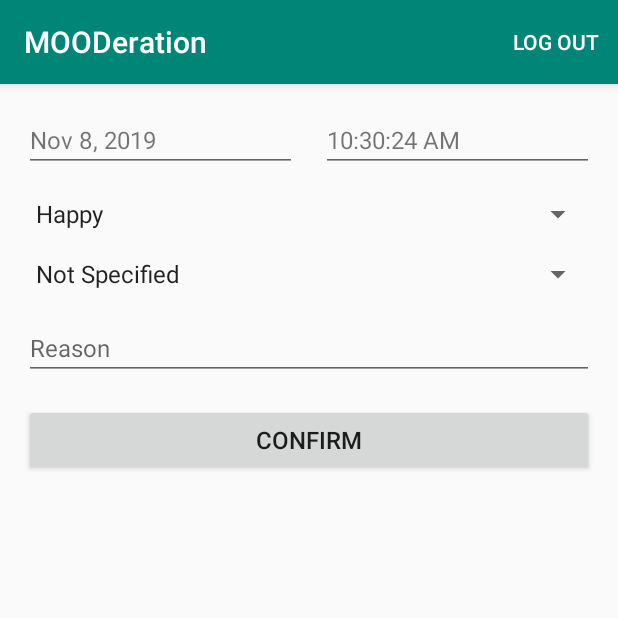
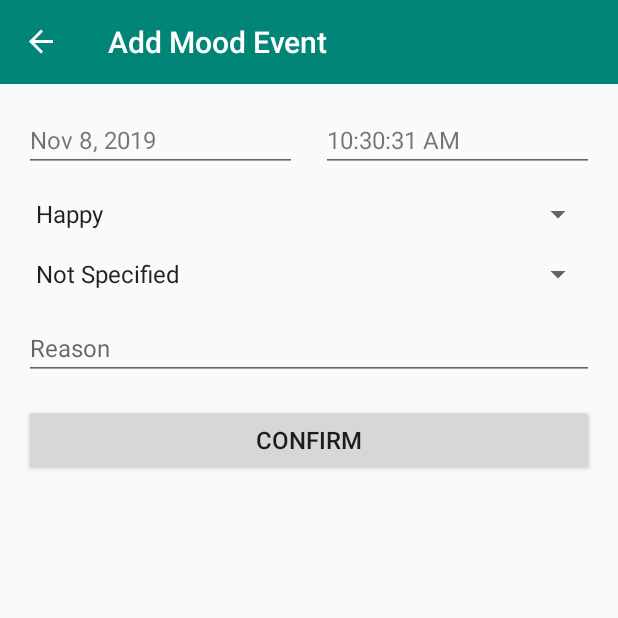
Before and after one commit to CMPUT301F19T34/MOODeration, an Android app: the AddMoodEventFragment screen opened through its navigation route, on a phone screen of 412 x 824 dp, the top half of it. Run offline under Robolectric (Android 15) with nearby library versions, the phone set to English and light mode, and no system bars; our stand-ins replace Firebase (no records; nobody signed in at launch, a user with empty details on screens opened directly), navigation-ui.

Commit message:
Update with nav bar

```diff
--- a/app/src/main/java/com/example/mooderation/ExpandableListDataPump.java
+++ b/app/src/main/java/com/example/mooderation/ExpandableListDataPump.java
@@ -1,12 +1,8 @@
 package com.example.mooderation;
-
-import androidx.lifecycle.LiveData;
-import androidx.lifecycle.ViewModelProviders;
 
 import com.example.mooderation.backend.DateComparator;
 
 import java.util.ArrayList;
-import java.util.HashMap;
 import java.util.List;
 import java.util.TreeMap;
 
--- a/app/src/main/java/com/example/mooderation/MainActivity.java
+++ b/app/src/main/java/com/example/mooderation/MainActivity.java
@@ -1,20 +1,27 @@
 package com.example.mooderation;
+
 import android.content.Intent;
 import android.os.Bundle;
-import android.util.Log;
-import android.view.Menu;
-import android.view.MenuInflater;
 import android.view.MenuItem;
 import android.widget.Toast;
 
 import androidx.annotation.NonNull;
 import androidx.appcompat.app.AppCompatActivity;
+import androidx.appcompat.widget.Toolbar;
+import androidx.drawerlayout.widget.DrawerLayout;
 import androidx.lifecycle.ViewModelProviders;
+import androidx.navigation.NavController;
+import androidx.navigation.Navigation;
+import androidx.navigation.ui.AppBarConfiguration;
+import androidx.navigation.ui.NavigationUI;
 
-import com.google.firebase.auth.FirebaseAuth;
 import com.example.mooderation.auth.firebase.FirebaseAuthenticator;
 import com.example.mooderation.auth.ui.LoginActivity;
+import com.google.android.material.navigation.NavigationView;
 import com.google.firebase.auth.FirebaseAuth;
+
+import java.util.HashSet;
+import java.util.Set;
 
 /**
  * The applications main activity.
@@ -24,43 +31,91 @@ import com.google.firebase.auth.FirebaseAuth;
 public class MainActivity extends AppCompatActivity {
     public final int REQUEST_AUTHENTICATE = 0;
 
-    MoodHistoryViewModel moodHistoryViewModel;
+    private ParticipantViewModel participantViewModel;
+    private MoodHistoryViewModel moodHistoryViewModel;
+
+    private DrawerLayout drawerLayout;
+    private Toolbar toolbar;
+    private NavigationView navigationView;
 
     @Override
     protected void onCreate(Bundle savedInstanceState) {
         super.onCreate(savedInstanceState);
         setContentView(R.layout.activity_main);
-      moodHistoryViewModel = ViewModelProviders.of(this).get(MoodHistoryViewModel.class);
+
+        NavController navController = Navigation.findNavController(this, R.id.nav_host_fragment);
+        DrawerLayout drawerLayout = findViewById(R.id.drawer_layout);
+        Toolbar toolbar = findViewById(R.id.toolbar);
+
+        setSupportActionBar(toolbar);
+
+        // these are the top level fragments of the application
+        // the top app bar will open the navigation drawer for these fragments
+        // other fragments will show a back button
+        Set<Integer> topLevelFragments = new HashSet<>();
+        topLevelFragments.add(R.id.moodHistoryFragment);
+        topLevelFragments.add(R.id.followRequestsFragment);
+        // TODO add other top level fragments here
+
+        // configures the top app bar
+        AppBarConfiguration appBarConfiguration =
+                new AppBarConfiguration.Builder(topLevelFragments)
+                        .setDrawerLayout(drawerLayout)
+                        .build();
+
+        // configure the navigation drawer
+        NavigationView navView = findViewById(R.id.nav_view);
+        NavigationUI.setupWithNavController(toolbar, navController, appBarConfiguration);
+
+        // navigation listener
+        navView.setNavigationItemSelectedListener(new NavigationView.OnNavigationItemSelectedListener() {
+            @Override
+            public boolean onNavigationItemSelected(@NonNull MenuItem menuItem) {
+                menuItem.setChecked(true);
+                drawerLayout.closeDrawers();
+
+                switch (menuItem.getItemId()) {
+                    // navigate to mood history
+                    case R.id.mood_history_drawer_item:
+                        navController.navigate(R.id.moodHistoryFragment);
+                        break;
+
+                    // navigate to follow requests
+                    case R.id.follow_request_drawer_item:
+                        navController.navigate(R.id.followRequestsFragment);
+                        break;
+
+                    // log out of the app
+                    case R.id.log_out_drawer_item:
+                        FirebaseAuth.getInstance().signOut();
+                        break;
+                }
+
+                return true;
+            }
+        });
+
+        // initialize view models
+        participantViewModel = ViewModelProviders.of(this).get(ParticipantViewModel.class);
+        moodHistoryViewModel = ViewModelProviders.of(this).get(MoodHistoryViewModel.class);
 
         FirebaseAuth.getInstance().addAuthStateListener(firebaseAuth -> {
             if (firebaseAuth.getCurrentUser() == null) {
+                // go to login screen
                 Intent intent = new Intent(this, LoginActivity.class);
                 intent.putExtra(LoginActivity.AUTHENTICATOR, new FirebaseAuthenticator());
                 startActivityForResult(intent, REQUEST_AUTHENTICATE);
             } else {
+                // initialize the user object and store in ViewModel
+                Participant participant = new Participant(FirebaseAuth.getInstance().getUid(), "user");
+                participantViewModel.setParticipant(participant);
+                moodHistoryViewModel.setParticipant(participant);
+
+                // successfully logged in
+                // TODO fetch username for message for toast here?
                 String welcome = "Logged in as " + firebaseAuth.getCurrentUser().getEmail();
                 Toast.makeText(this, welcome, Toast.LENGTH_LONG).show();
-
-                moodHistoryViewModel.setParticipant(new Participant(
-                        FirebaseAuth.getInstance().getUid(),
-                        "user"
-                ));
             }
         });
     }
-
-    @Override
-    public boolean onCreateOptionsMenu(Menu menu) {
-        MenuInflater inflater = getMenuInflater();
-        inflater.inflate(R.menu.actionbar_menu, menu);
-        return super.onCreateOptionsMenu(menu);
-    }
-
-    @Override
-    public boolean onOptionsItemSelected(@NonNull MenuItem item) {
-        if (item.getItemId() == R.id.log_out) {
-            FirebaseAuth.getInstance().signOut();
-        }
-        return super.onOptionsItemSelected(item);
-    }
 }
--- a/app/src/main/java/com/example/mooderation/MoodHistoryFragment.java
+++ b/app/src/main/java/com/example/mooderation/MoodHistoryFragment.java
@@ -4,7 +4,6 @@ import android.os.Bundle;
 import android.view.LayoutInflater;
 import android.view.View;
 import android.view.ViewGroup;
-import android.widget.BaseAdapter;
 import android.widget.BaseExpandableListAdapter;
 import android.widget.ExpandableListAdapter;
 import android.widget.ExpandableListView;
@@ -13,7 +12,6 @@ import androidx.fragment.app.Fragment;
 import androidx.lifecycle.ViewModelProviders;
 import androidx.navigation.NavDirections;
 import androidx.navigation.Navigation;
-import androidx.recyclerview.widget.LinearLayoutManager;
 import androidx.recyclerview.widget.RecyclerView;
 
 import com.google.android.material.floatingactionbutton.FloatingActionButton;
--- /dev/null
+++ b/app/src/main/java/com/example/mooderation/ParticipantViewModel.java
@@ -0,0 +1,23 @@
+package com.example.mooderation;
+
+import androidx.lifecycle.ViewModel;
+
+public class ParticipantViewModel extends ViewModel {
+    private Participant participant;
+
+    public ParticipantViewModel() {
+        participant = null;
+    }
+
+    public void setParticipant(Participant participant) {
+        this.participant = participant;
+    }
+
+    public Participant getParticipant() {
+        if (participant == null) {
+            throw new RuntimeException("Participant not set");
+        }
+
+        return participant;
+    }
+}
--- a/app/src/main/res/layout/activity_main.xml
+++ b/app/src/main/res/layout/activity_main.xml
@@ -1,23 +1,43 @@
 <?xml version="1.0" encoding="utf-8"?>
-<androidx.constraintlayout.widget.ConstraintLayout
+<androidx.drawerlayout.widget.DrawerLayout
     xmlns:android="http://schemas.android.com/apk/res/android"
     xmlns:app="http://schemas.android.com/apk/res-auto"
     xmlns:tools="http://schemas.android.com/tools"
+    android:id="@+id/drawer_layout"
     android:layout_width="match_parent"
     android:layout_height="match_parent"
-    tools:context=".MainActivity">
+    android:fitsSystemWindows="true"
+    tools:context=".MainActivity" >
 
-    <fragment
-        android:id="@+id/nav_host_fragment"
-        android:name="androidx.navigation.fragment.NavHostFragment"
-        android:layout_width="0dp"
-        android:layout_height="0dp"
-        app:layout_constraintStart_toStartOf="parent"
-        app:layout_constraintEnd_toEndOf="parent"
-        app:layout_constraintTop_toTopOf="parent"
-        app:layout_constraintBottom_toBottomOf="parent"
+    <LinearLayout
+        android:layout_width="match_parent"
+        android:layout_height="wrap_content"
+        android:orientation="vertical">
 
-        app:defaultNavHost="true"
-        app:navGraph="@navigation/nav_graph"/>
+        <androidx.appcompat.widget.Toolbar
+            android:id="@+id/toolbar"
+            android:layout_height="?attr/actionBarSize"
+            android:layout_width="match_parent"
+            android:fitsSystemWindows="true"
+            app:theme="@style/ThemeOverlay.AppCompat.Dark.ActionBar"
+            android:background="?attr/colorPrimary" />
 
-</androidx.constraintlayout.widget.ConstraintLayout>
+        <fragment
+            android:id="@+id/nav_host_fragment"
+            android:name="androidx.navigation.fragment.NavHostFragment"
+            android:layout_width="match_parent"
+            android:layout_height="match_parent"
+            app:defaultNavHost="true"
+            app:navGraph="@navigation/nav_graph" />
+    </LinearLayout>
+
+    <com.google.android.material.navigation.NavigationView
+        android:id="@+id/nav_view"
+        android:layout_width="wrap_content"
+        android:layout_height="match_parent"
+        android:layout_gravity="start"
+        app:menu="@menu/drawer_menu"
+        app:headerLayout="@layout/nav_header"
+        android:fitsSystemWindows="true" />
+
+</androidx.drawerlayout.widget.DrawerLayout>
--- a/app/src/main/res/menu/actionbar_menu.xml
+++ /dev/null
@@ -1,11 +0,0 @@
-<?xml version="1.0" encoding="utf-8"?>
-<menu xmlns:android="http://schemas.android.com/apk/res/android"
-    xmlns:app="http://schemas.android.com/apk/res-auto"
-    android:layout_width="match_parent" android:layout_height="match_parent">
-
-    <item
-        android:id="@+id/log_out"
-        android:title="@string/auth_action_log_out"
-        app:showAsAction="always"></item>
-
-</menu>
--- /dev/null
+++ b/app/src/main/res/menu/drawer_menu.xml
@@ -0,0 +1,18 @@
+<?xml version="1.0" encoding="utf-8"?>
+<menu xmlns:android="http://schemas.android.com/apk/res/android"
+    android:layout_height="match_parent"
+    android:layout_width="match_parent">
+
+    <group android:checkableBehavior="single">
+        <item
+            android:id="@+id/mood_history_drawer_item"
+            android:title="@string/mood_history_label"
+            android:checked="true"/>
+        <item
+            android:id="@+id/follow_request_drawer_item"
+            android:title="@string/follow_request_label" />
+        <item
+            android:id="@+id/log_out_drawer_item"
+            android:title="@string/auth_action_log_out" />
+    </group>
+</menu>
--- a/app/src/main/res/navigation/nav_graph.xml
+++ b/app/src/main/res/navigation/nav_graph.xml
@@ -8,7 +8,7 @@
     <fragment
         android:id="@+id/moodHistoryFragment"
         android:name="com.example.mooderation.MoodHistoryFragment"
-        android:label="view_mood_history_fragment"
+        android:label="@string/mood_history_label"
         tools:layout="@layout/mood_history_layout">
         <action
             android:id="@+id/action_viewMoodHistoryFragment_to_addMoodEventFragment"
@@ -18,10 +18,14 @@
             app:popEnterAnim="@anim/nav_default_enter_anim"
             app:popExitAnim="@anim/nav_default_exit_anim" />
     </fragment>
-
     <fragment
         android:id="@+id/addMoodEventFragment"
         android:name="com.example.mooderation.AddMoodEventFragment"
-        android:label="add_mood_event_fragment"
+        android:label="@string/add_mood_event_label"
         tools:layout="@layout/add_mood_event_layout" />
+    <fragment
+        android:id="@+id/followRequestsFragment"
+        android:name="com.example.mooderation.FollowRequestsFragment"
+        android:label="fragment_follow_requests"
+        tools:layout="@layout/fragment_follow_requests" />
 </navigation>
--- a/app/src/main/res/values/strings.xml
+++ b/app/src/main/res/values/strings.xml
@@ -1,7 +1,9 @@
 <resources>
     <string name="app_name">MOODeration</string>
-    <string name="reason_hint">Reason</string>
-    <string name="save_mood_event_text">Confirm</string>
+
+    <string name="mood_history_label">My Mood History</string>
+    <string name="add_mood_event_label">Add Mood Event</string>
+    <string name="follow_request_label">My Follow Requests</string>
 
     <string name="mood_happy">Happy</string>
     <string name="mood_sad">Sad</string>
@@ -12,6 +14,10 @@
     <string name="social_one_person">One other person</string>
     <string name="social_several_people">Two to several people</string>
     <string name="social_crowd">Crowd</string>
+
+    <string name="reason_hint">Reason</string>
+    <string name="save_mood_event_text">Confirm</string>
+
     <string name="auth_prompt_username">Display name</string>
     <string name="auth_prompt_email">Email</string>
     <string name="auth_prompt_password">Password</string>
--- a/app/src/main/res/values/styles.xml
+++ b/app/src/main/res/values/styles.xml
@@ -1,7 +1,7 @@
 <resources>
 
     <!-- Base application theme. -->
-    <style name="AppTheme" parent="Theme.AppCompat.Light.DarkActionBar">
+    <style name="AppTheme" parent="Theme.AppCompat.Light.NoActionBar">
         <!-- Customize your theme here. -->
         <item name="colorPrimary">@color/colorPrimary</item>
         <item name="colorPrimaryDark">@color/colorPrimaryDark</item>
--- a/build.gradle
+++ b/build.gradle
@@ -9,7 +9,7 @@ buildscript {
     dependencies {
         def nav_version = "2.1.0"
 
-        classpath 'com.android.tools.build:gradle:3.5.1'
+        classpath 'com.android.tools.build:gradle:3.5.2'
         classpath 'com.google.gms:google-services:4.3.2'
         classpath "androidx.navigation:navigation-safe-args-gradle-plugin:$nav_version"
         // NOTE: Do not place your application dependencies here; they belong
```
Also changed, not shown: app/src/main/java/com/example/mooderation/CustomExpandableListAdapter.java (+2 -6 lines), app/src/main/java/com/example/mooderation/FollowRequestsFragment.java (+5 -2 lines), app/src/main/java/com/example/mooderation/MoodEventHistory.java (deleted, +0 -39 lines), app/src/main/res/layout/mood_history_layout.xml (+10 -10 lines), app/src/main/res/layout/nav_header.xml (added, +12 -0 lines), app/src/main/res/layout/toolbar.xml (added, +11 -0 lines), 2 other files.
